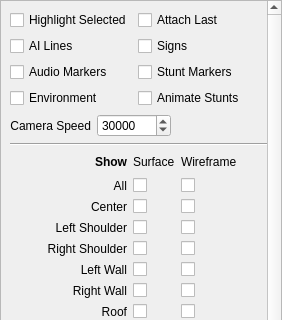
Qt form TrackEditor/DisplaySettings.ui (FatalDecomp/TrackEditor) before a commit; both pictures show x 0 to 282 and y 0 to 320 of the 282 by 789 pixel window.
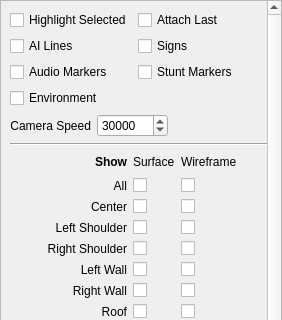
The same form after that commit.

What changed in the file:
```diff
--- a/TrackEditor/DisplaySettings.ui
+++ b/TrackEditor/DisplaySettings.ui
@@ -472,13 +472,6 @@
            </property>
           </widget>
          </item>
-         <item row="3" column="1">
-          <widget class="QCheckBox" name="ckAnimateStunts">
-           <property name="text">
-            <string>Animate Stunts</string>
-           </property>
-          </widget>
-         </item>
          <item row="2" column="0">
           <widget class="QCheckBox" name="ckAudio">
            <property name="text">
```
